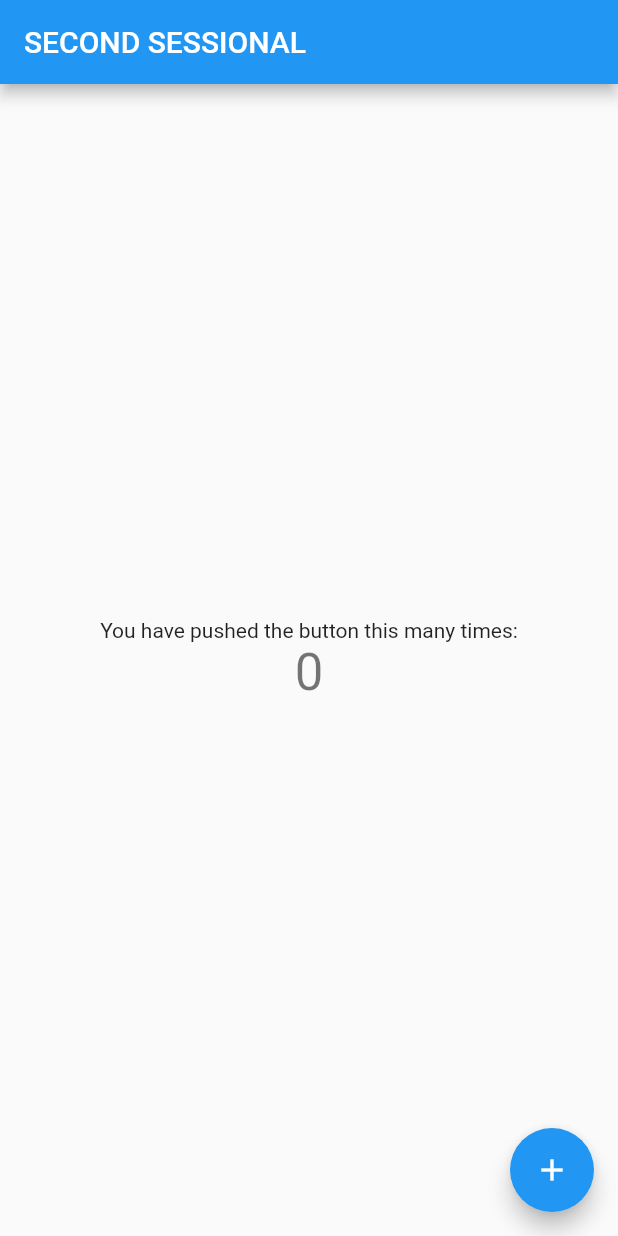
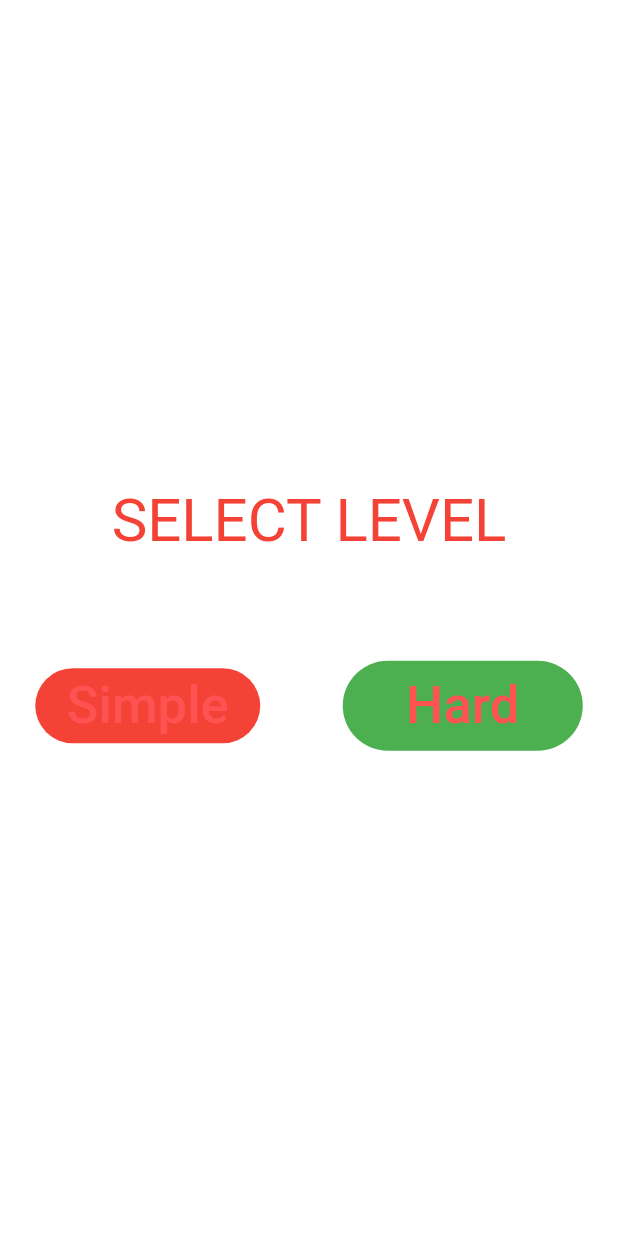
Before and after one commit to Asiframzan60/flutter_app, a Flutter app: the screen it shows after launch, on a phone screen of 412 x 824 dp. Run offline on Flutter 3.47's test engine with Material 2 defaults, Android fonts, the phone set to English and light mode, and no system bars; our stand-ins replace flare_flutter, splashscreen.

Commit message:
simple hard level

```diff
--- /dev/null
+++ b/sessional/lib/hard.dart
@@ -0,0 +1,13 @@
+
+import 'package:flutter/material.dart';
+class hard extends StatefulWidget {
+  @override
+  _hardState createState() => _hardState();
+}
+
+class _hardState extends State<hard> {
+  @override
+  Widget build(BuildContext context) {
+    return Container();
+  }
+}
--- a/sessional/lib/main.dart
+++ b/sessional/lib/main.dart
@@ -1,5 +1,7 @@
 import 'package:flare_tutorial/splashscreen.dart';
 import 'package:flutter/material.dart';
+import 'Simple.dart';
+import 'hard.dart';
 
 void main() => runApp(SplashScreenPage());
 
@@ -11,7 +13,7 @@ class MyApp extends StatelessWidget {
       title: 'SECOND SESSIONAL',
       theme: ThemeData(
 
-        primarySwatch: Colors.blue,
+        primarySwatch: Colors.red,
       ),
       home: MyHomePage(title: 'SECOND SESSIONAL'),
     );
@@ -50,11 +52,8 @@ class _MyHomePageState extends State<MyHomePage> {
     // fast, so that you can just rebuild anything that needs updating rather
     // than having to individually change instances of widgets.
     return Scaffold(
-      appBar: AppBar(
-        // Here we take the value from the MyHomePage object that was created by
-        // the App.build method, and use it to set our appbar title.
-        title: Text(widget.title),
-      ),
+      backgroundColor: Colors.white24,
+
       body: Center(
         // Center is a layout widget. It takes a single child and positions it
         // in the middle of the parent.
@@ -75,20 +74,47 @@ class _MyHomePageState extends State<MyHomePage> {
           // horizontal).
           mainAxisAlignment: MainAxisAlignment.center,
           children: <Widget>[
-            Text(
-              'You have pushed the button this many times:',
+            Text ("SELECT LEVEL", style: TextStyle(fontSize: 40, color: Colors.red),),
+            SizedBox(
+              height: 70,
             ),
-            Text(
-              '$_counter',
-              style: Theme.of(context).textTheme.display1,
-            ),
+            Row(
+              mainAxisAlignment: MainAxisAlignment.center,
+              children: [
+                Container(
+                  height: 50, width: 150,
+                  decoration: BoxDecoration(
+                    color: Colors.red,
+                    borderRadius: BorderRadius.circular(30),
+                  ),
+                  margin: EdgeInsets.only(right: 35),
+                  child: FlatButton(onPressed: (){
+                    setState(() {
+                      Navigator.push(context,MaterialPageRoute(builder: (context)=>simple()));
+                    });
+                  },
+                    child: Text("Simple",style: TextStyle(fontSize: 35,color: Colors.redAccent),),
+                  ),
+                ),
+                Container(
+                  height: 60, width: 160,
+                  decoration: BoxDecoration(
+                    color: Colors.green,
+                    borderRadius: BorderRadius.circular(30),
+                  ),
+                  margin: EdgeInsets.only(left: 20),
+                  child: FlatButton(onPressed: (){
+                    setState(() {
+                      Navigator.push(context,MaterialPageRoute(builder: (context)=>hard()));
+                    });
+                  },
+                    child: Text("Hard",style: TextStyle(fontSize: 35,color: Colors.redAccent),),
+                  ),
+                )
+              ],
+            )
           ],
         ),
-      ),
-      floatingActionButton: FloatingActionButton(
-        onPressed: _incrementCounter,
-        tooltip: 'Increment',
-        child: Icon(Icons.add),
       ), // This trailing comma makes auto-formatting nicer for build methods.
     );
   }
--- /dev/null
+++ b/sessional/lib/simple.dart
@@ -0,0 +1,12 @@
+import 'package:flutter/material.dart';
+class simple extends StatefulWidget {
+  @override
+  _simpleState createState() => _simpleState();
+}
+
+class _simpleState extends State<simple> {
+  @override
+  Widget build(BuildContext context) {
+    return Container();
+  }
+}
```
